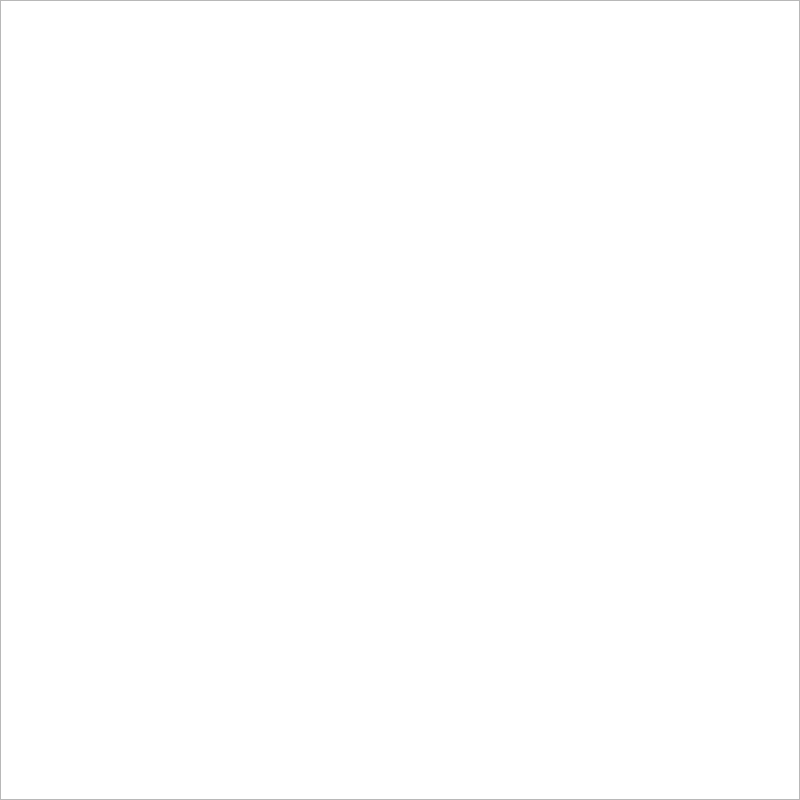
Above: main.ui from Mihendy/coffee before the change. Below: the same form after it.
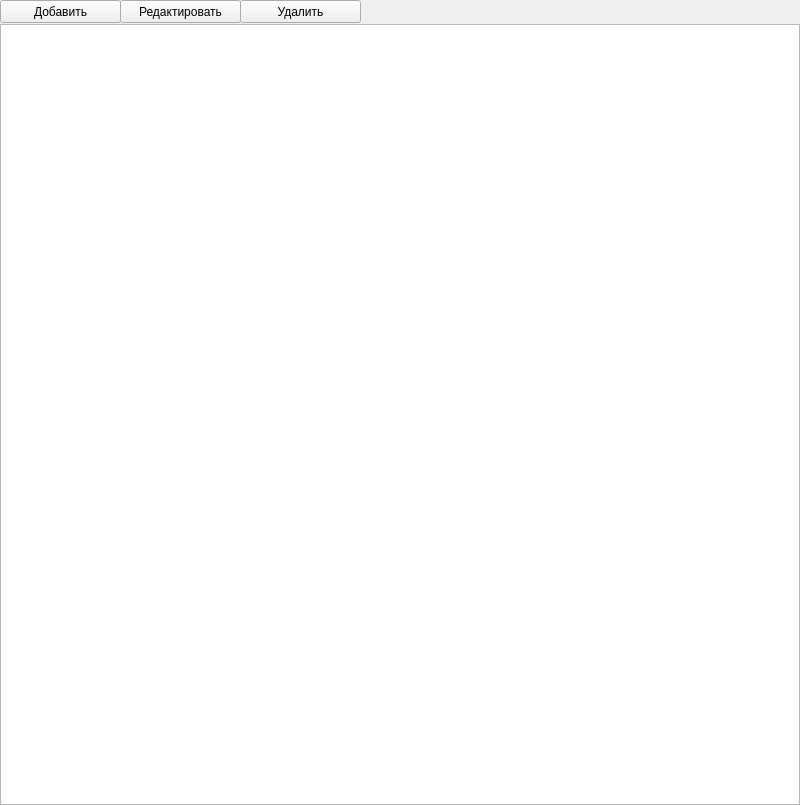
That is the form after the change.

Patch:
```diff
--- a/main.ui
+++ b/main.ui
@@ -7,7 +7,7 @@
     <x>0</x>
     <y>0</y>
     <width>800</width>
-    <height>800</height>
+    <height>805</height>
    </rect>
   </property>
   <property name="windowTitle">
@@ -17,9 +17,9 @@
    <property name="geometry">
     <rect>
      <x>0</x>
-     <y>0</y>
+     <y>24</y>
      <width>800</width>
-     <height>800</height>
+     <height>781</height>
     </rect>
    </property>
    <property name="sizePolicy">
@@ -38,6 +38,45 @@
     <bool>false</bool>
    </attribute>
   </widget>
+  <widget class="QPushButton" name="pushButton">
+   <property name="geometry">
+    <rect>
+     <x>0</x>
+     <y>0</y>
+     <width>121</width>
+     <height>23</height>
+    </rect>
+   </property>
+   <property name="text">
+    <string>Добавить</string>
+   </property>
+  </widget>
+  <widget class="QPushButton" name="pushButton_2">
+   <property name="geometry">
+    <rect>
+     <x>120</x>
+     <y>0</y>
+     <width>121</width>
+     <height>23</height>
+    </rect>
+   </property>
+   <property name="text">
+    <string>Редактировать</string>
+   </property>
+  </widget>
+  <widget class="QPushButton" name="pushButton_3">
+   <property name="geometry">
+    <rect>
+     <x>240</x>
+     <y>0</y>
+     <width>121</width>
+     <height>23</height>
+    </rect>
+   </property>
+   <property name="text">
+    <string>Удалить</string>
+   </property>
+  </widget>
  </widget>
  <resources/>
  <connections/>
```
